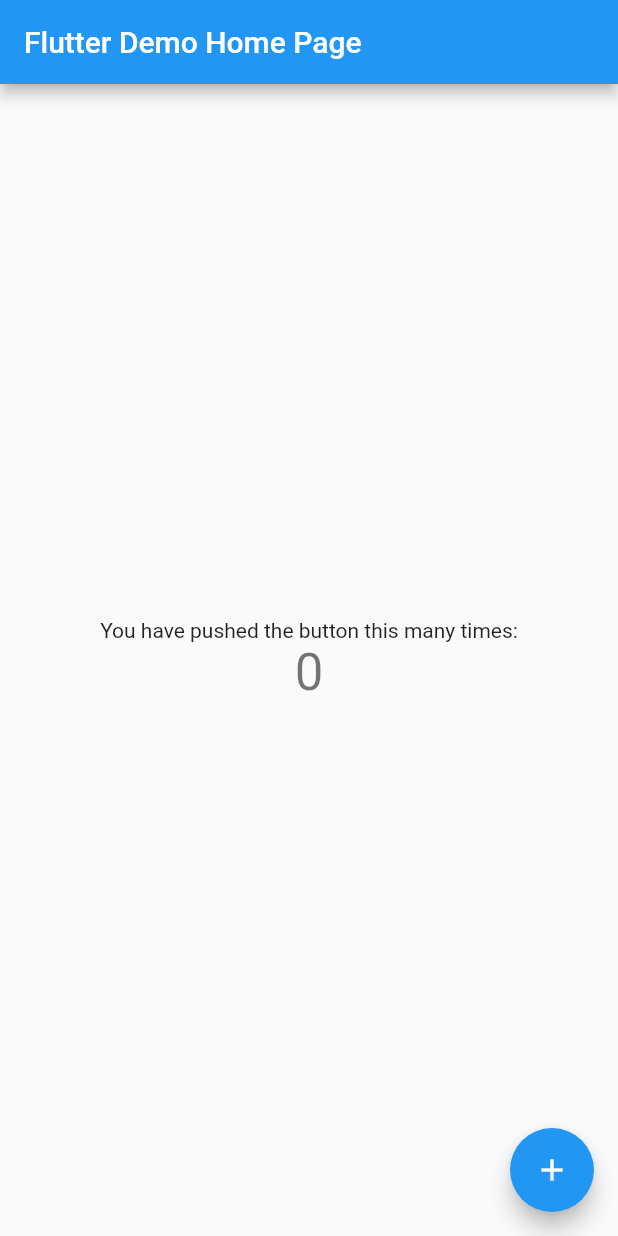
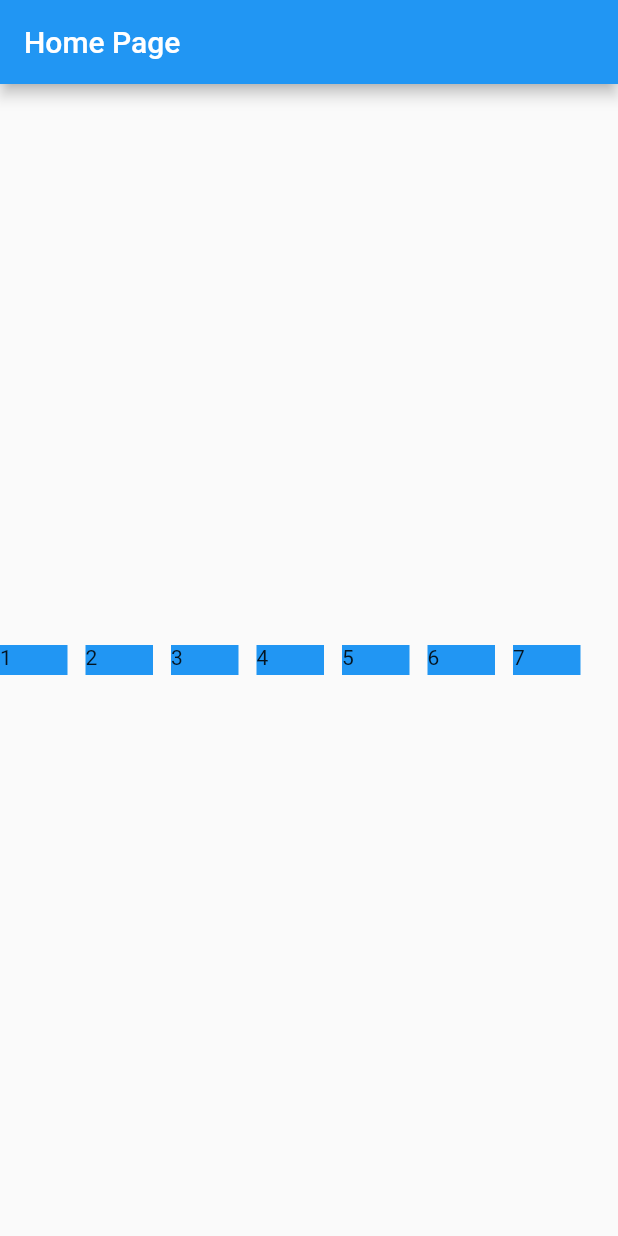
Before and after one commit to YuffieOuO/flutter_listview, a Flutter app: the screen it shows after launch, on a phone screen of 412 x 824 dp. Run offline on Flutter 3.47's test engine with Material 2 defaults, Android fonts, the phone set to English and light mode, and no system bars.

Commit message:
Update main.dart

```diff
--- a/lib/main.dart
+++ b/lib/main.dart
@@ -7,109 +7,79 @@ void main() {
 class MyApp extends StatelessWidget {
   const MyApp({Key? key}) : super(key: key);
 
-  // This widget is the root of your application.
   @override
   Widget build(BuildContext context) {
     return MaterialApp(
-      title: 'Flutter Demo',
+      title: 'Demo',
       theme: ThemeData(
-        // This is the theme of your application.
-        //
-        // Try running your application with "flutter run". You'll see the
-        // application has a blue toolbar. Then, without quitting the app, try
-        // changing the primarySwatch below to Colors.green and then invoke
-        // "hot reload" (press "r" in the console where you ran "flutter run",
-        // or simply save your changes to "hot reload" in a Flutter IDE).
-        // Notice that the counter didn't reset back to zero; the application
-        // is not restarted.
         primarySwatch: Colors.blue,
       ),
-      home: const MyHomePage(title: 'Flutter Demo Home Page'),
+      home: const MyHomePage(title: 'Home Page'),
     );
   }
 }
 
 class MyHomePage extends StatefulWidget {
   const MyHomePage({Key? key, required this.title}) : super(key: key);
-
-  // This widget is the home page of your application. It is stateful, meaning
-  // that it has a State object (defined below) that contains fields that affect
-  // how it looks.
-
-  // This class is the configuration for the state. It holds the values (in this
-  // case the title) provided by the parent (in this case the App widget) and
-  // used by the build method of the State. Fields in a Widget subclass are
-  // always marked "final".
-
   final String title;
-
   @override
   State<MyHomePage> createState() => _MyHomePageState();
 }
 
 class _MyHomePageState extends State<MyHomePage> {
-  int _counter = 0;
-
   void _incrementCounter() {
-    setState(() {
-      // This call to setState tells the Flutter framework that something has
-      // changed in this State, which causes it to rerun the build method below
-      // so that the display can reflect the updated values. If we changed
-      // _counter without calling setState(), then the build method would not be
-      // called again, and so nothing would appear to happen.
-      _counter++;
-    });
+    setState(() {});
   }
 
   @override
   Widget build(BuildContext context) {
-    // This method is rerun every time setState is called, for instance as done
-    // by the _incrementCounter method above.
-    //
-    // The Flutter framework has been optimized to make rerunning build methods
-    // fast, so that you can just rebuild anything that needs updating rather
-    // than having to individually change instances of widgets.
     return Scaffold(
-      appBar: AppBar(
-        // Here we take the value from the MyHomePage object that was created by
-        // the App.build method, and use it to set our appbar title.
-        title: Text(widget.title),
-      ),
-      body: Center(
-        // Center is a layout widget. It takes a single child and positions it
-        // in the middle of the parent.
-        child: Column(
-          // Column is also a layout widget. It takes a list of children and
-          // arranges them vertically. By default, it sizes itself to fit its
-          // children horizontally, and tries to be as tall as its parent.
-          //
-          // Invoke "debug painting" (press "p" in the console, choose the
-          // "Toggle Debug Paint" action from the Flutter Inspector in Android
-          // Studio, or the "Toggle Debug Paint" command in Visual Studio Code)
-          // to see the wireframe for each widget.
-          //
-          // Column has various properties to control how it sizes itself and
-          // how it positions its children. Here we use mainAxisAlignment to
-          // center the children vertically; the main axis here is the vertical
-          // axis because Columns are vertical (the cross axis would be
-          // horizontal).
-          mainAxisAlignment: MainAxisAlignment.center,
-          children: <Widget>[
-            const Text(
-              'You have pushed the button this many times:',
-            ),
-            Text(
-              '$_counter',
-              style: Theme.of(context).textTheme.headline4,
+        appBar: AppBar(
+          title: Text(widget.title),
+        ),
+        body: ListView(
+          scrollDirection: Axis.horizontal,
+          children: [
+            Row(
+              children: [
+                box("1"),
+                const SizedBox(
+                  width: 12,
+                ),
+                box("2"),
+                const SizedBox(
+                  width: 12,
+                ),
+                box("3"),
+                const SizedBox(
+                  width: 12,
+                ),
+                box("4"),
+                const SizedBox(
+                  width: 12,
+                ),
+                box("5"),
+                const SizedBox(
+                  width: 12,
+                ),
+                box("6"),
+                const SizedBox(
+                  width: 12,
+                ),
+                box("7"),
+                const SizedBox(
+                  width: 12,
+                ),
+              ],
             ),
           ],
-        ),
-      ),
-      floatingActionButton: FloatingActionButton(
-        onPressed: _incrementCounter,
-        tooltip: 'Increment',
-        child: const Icon(Icons.add),
-      ), // This trailing comma makes auto-formatting nicer for build methods.
-    );
+        ));
   }
+
+  Widget box(String text) => Container(
+        height: 20,
+        color: Colors.blue,
+        width: 45,
+        child: Text(text),
+      );
 }
```
